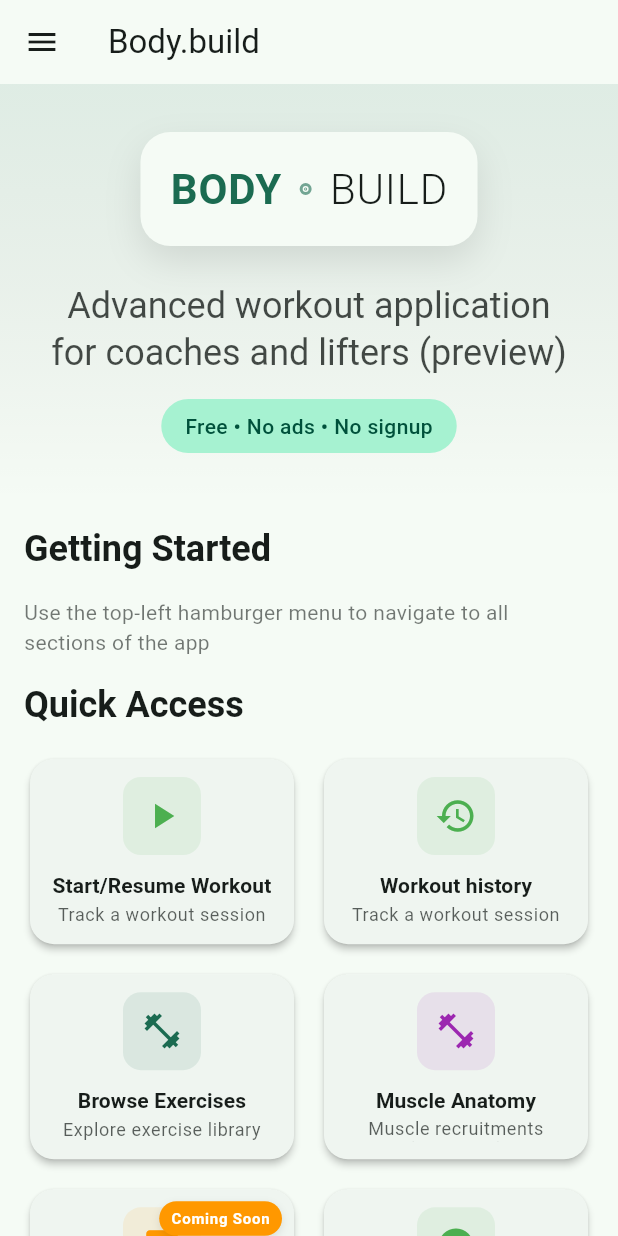
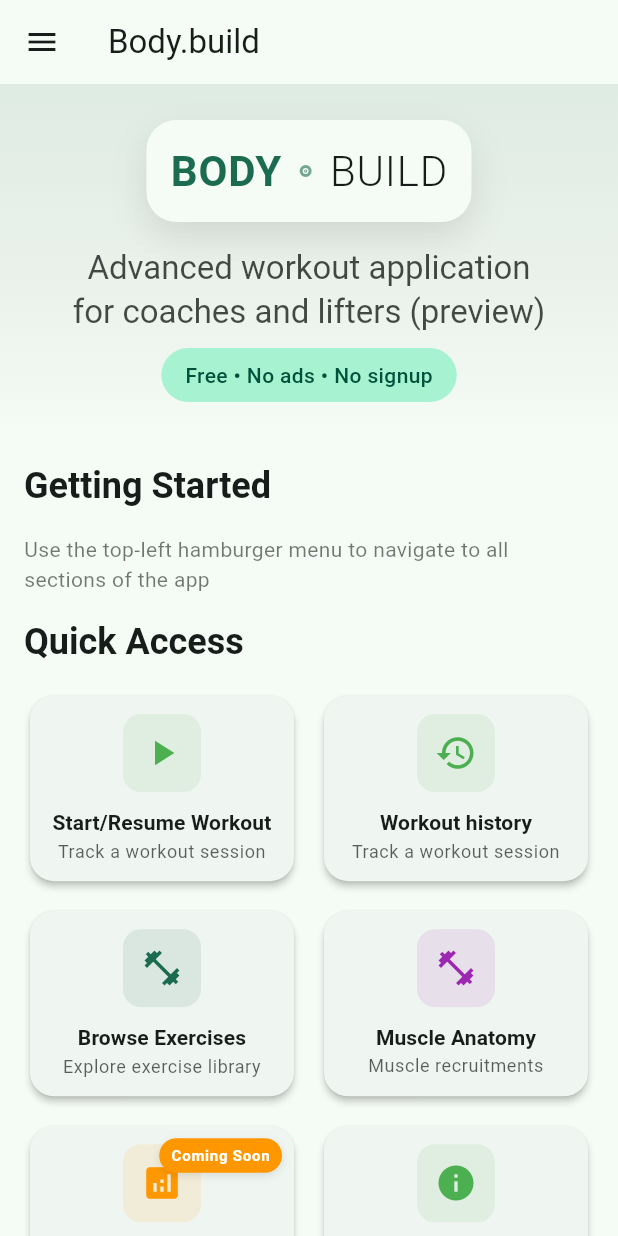
Before and after one commit to Dieterbe/body.build, a Flutter app: the screen it shows after launch, on a phone screen of 412 x 824 dp. Run offline on Flutter 3.47's test engine with Material 3 defaults, Android fonts, the phone set to English and light mode, and no system bars; our stand-ins replace drift, fl_chart, flutter_markdown, flutter_riverpod, flutter_svg, freezed_annotation and 3 more; missing offline and left inert: iconify_flutter, ml_linalg, posthog_flutter; accounts and stored records are empty; generated files the repository leaves out were written again; network calls fail; project files that could hold a hidden picture were left out.

Commit message:
more compact Hero section

```diff
--- a/lib/ui/core/page/home.dart
+++ b/lib/ui/core/page/home.dart
@@ -46,12 +46,15 @@ class HomeScreen extends ConsumerWidget {
                 ),
               ),
               child: Padding(
-                padding: const EdgeInsets.all(32.0),
+                padding: EdgeInsets.symmetric(
+                  horizontal: 24.0,
+                  vertical: isTabletOrDesktop(context) ? 40.0 : 24.0,
+                ),
                 child: Column(
                   children: [
                     // Logo Section
                     Container(
-                      padding: const EdgeInsets.all(20),
+                      padding: EdgeInsets.all(isTabletOrDesktop(context) ? 20 : 16),
                       decoration: BoxDecoration(
                         color: colorScheme.surface,
                         borderRadius: BorderRadius.circular(20),
@@ -108,16 +111,16 @@ class HomeScreen extends ConsumerWidget {
                         ],
                       ),
                     ),
-                    const SizedBox(height: 24),
+                    SizedBox(height: isTabletOrDesktop(context) ? 20 : 16),
                     Text(
                       'Advanced workout application\nfor coaches and lifters (preview)',
                       textAlign: TextAlign.center,
-                      style: theme.textTheme.headlineSmall?.copyWith(
+                      style: theme.textTheme.titleLarge?.copyWith(
                         color: colorScheme.onSurface.withValues(alpha: 0.8),
                         height: 1.3,
                       ),
                     ),
-                    const SizedBox(height: 16),
+                    SizedBox(height: isTabletOrDesktop(context) ? 12 : 10),
                     Container(
                       padding: const EdgeInsets.symmetric(horizontal: 16, vertical: 8),
                       decoration: BoxDecoration(
```
